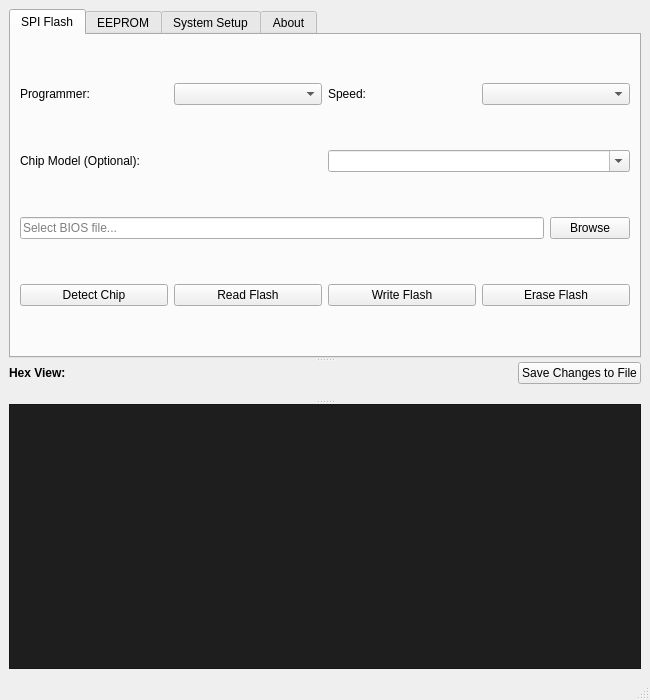
Before: the Qt Designer form src/mainwindow.ui in wming126/flash_helper, drawn with Qt 5.
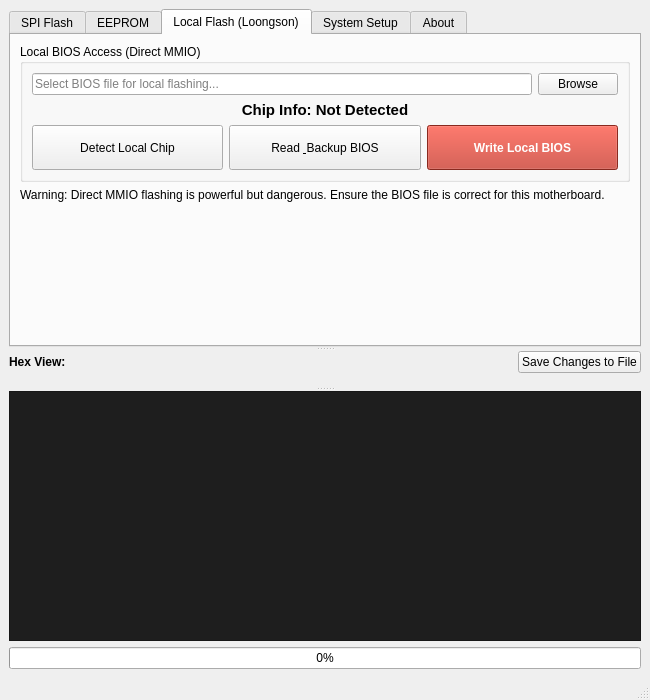
After: the same form once the commit is applied. The open tabs and pages were chosen to show the change. Icons and pictures are not drawn. Custom widgets are drawn as their Qt base class.

Commit message:
feat: integrate local Loongson SPI flashing from OsTools
- Add LocalSpiDriver for direct MMIO SPI access on Loongson 3A/7A platforms.
- Port 3C5000/3D5000 stability patches (SPI clock down).
- Implement 'Local Flash' UI tab for chip detection, BIOS backup, and flashing.
- Add global progress bar and fix compiler warnings in hex editor.

What changed in the file:
```diff
--- a/src/mainwindow.ui
+++ b/src/mainwindow.ui
@@ -239,6 +239,132 @@
           </spacer>
          </item>
         </layout>
+       </widget>
+       <widget class="QWidget" name="tabLocal">
+        <attribute name="title">
+         <string>Local Flash (Loongson)</string>
+        </attribute>
+        <layout class="QVBoxLayout" name="verticalLayout_local">
+         <item>
+          <widget class="QGroupBox" name="groupBox_local">
+           <property name="title">
+            <string>Local BIOS Access (Direct MMIO)</string>
+           </property>
+           <layout class="QVBoxLayout" name="verticalLayout_local_inner">
+            <item>
+             <layout class="QHBoxLayout" name="horizontalLayout_local_file">
+              <item>
+               <widget class="QLineEdit" name="editLocalFile">
+                <property name="readOnly">
+                 <bool>true</bool>
+                </property>
+                <property name="placeholderText">
+                 <string>Select BIOS file for local flashing...</string>
+                </property>
+               </widget>
+              </item>
+              <item>
+               <widget class="QPushButton" name="btnLocalBrowse">
+                <property name="text">
+                 <string>Browse</string>
+                </property>
+               </widget>
+              </item>
+             </layout>
+            </item>
+            <item>
+             <widget class="QLabel" name="labelLocalChip">
+              <property name="font">
+               <font>
+                <pointsize>11</pointsize>
+                <weight>75</weight>
+                <bold>true</bold>
+               </font>
+              </property>
+              <property name="text">
+               <string>Chip Info: Not Detected</string>
+              </property>
+              <property name="alignment">
+               <set>Qt::AlignCenter</set>
+              </property>
+             </widget>
+            </item>
+            <item>
+             <layout class="QHBoxLayout" name="horizontalLayout_local_btns">
+              <item>
+               <widget class="QPushButton" name="btnLocalDetect">
+                <property name="minimumSize">
+                 <size>
+                  <width>0</width>
+                  <height>45</height>
+                 </size>
+                </property>
+                <property name="text">
+                 <string>Detect Local Chip</string>
+                </property>
+               </widget>
+              </item>
+              <item>
+               <widget class="QPushButton" name="btnLocalRead">
+                <property name="minimumSize">
+                 <size>
+                  <width>0</width>
+                  <height>45</height>
+                 </size>
+                </property>
+                <property name="text">
+                 <string>Read &amp; Backup BIOS</string>
+                </property>
+               </widget>
+              </item>
+              <item>
+               <widget class="QPushButton" name="btnLocalWrite">
+                <property name="minimumSize">
+                 <size>
+                  <width>0</width>
+                  <height>45</height>
+                 </size>
+                </property>
+                <property name="styleSheet">
+                 <string notr="true">background-color: #c0392b; color: white; font-weight: bold;</string>
+                </property>
+                <property name="text">
+                 <string>Write Local BIOS</string>
+                </property>
+               </widget>
+              </item>
+             </layout>
+            </item>
+           </layout>
+          </widget>
+         </item>
+         <item>
+          <widget class="QLabel" name="label_local_warning">
+           <property name="text">
+            <string>Warning: Direct MMIO flashing is powerful but dangerous. Ensure the BIOS file is correct for this motherboard.</string>
+           </property>
+           <property name="wordWrap">
+            <bool>true</bool>
+           </property>
+           <property name="margin">
+            <number>5</number>
+           </property>
+          </widget>
+         </item>
+         <item>
+          <spacer name="verticalSpacer_local">
+           <property name="orientation">
+            <enum>Qt::Vertical</enum>
+           </property>
+           <property name="sizeHint" stdset="0">
+            <size>
+             <width>20</width>
+             <height>40</height>
+            </size>
+           </property>
+          </spacer>
+         </item>
+        </layout>
        </widget>       <widget class="QWidget" name="tabSetup">
         <attribute name="title">
          <string>System Setup</string>
@@ -502,6 +628,16 @@
       </widget>
      </widget>
     </item>
+    <item>
+     <widget class="QProgressBar" name="progressBar">
+      <property name="value">
+       <number>0</number>
+      </property>
+      <property name="textVisible">
+       <bool>true</bool>
+      </property>
+     </widget>
+    </item>
    </layout>
   </widget>
   <widget class="QStatusBar" name="statusbar"/>
```
The commit also changes 7 other files.
